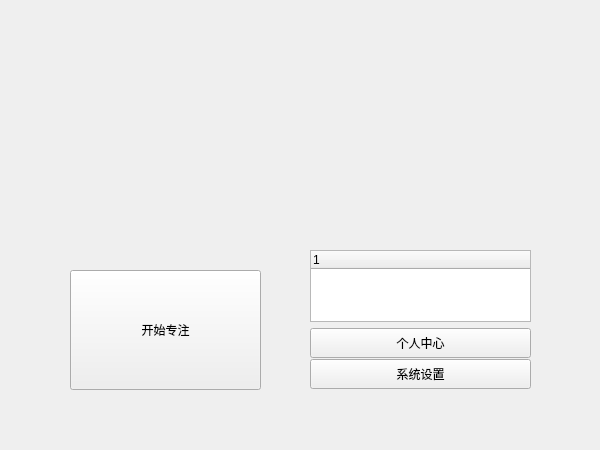
Qt form mainmenu.ui (Flyame-debug/Tomato) before a commit.
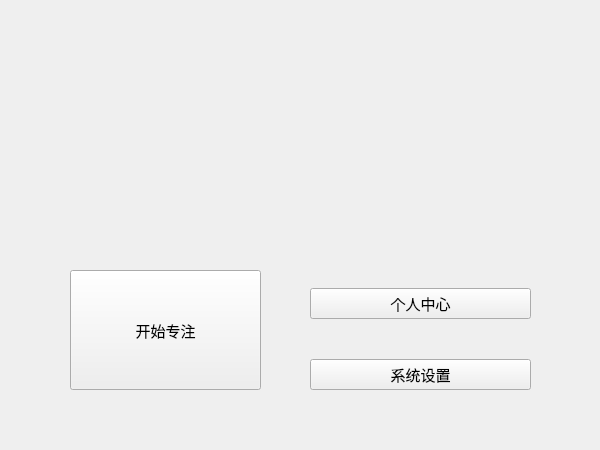
The same form after that commit. Icons and pictures are not drawn.

Diff of the .ui file:
```diff
--- a/mainmenu.ui
+++ b/mainmenu.ui
@@ -86,6 +86,11 @@
         <height>120</height>
        </size>
       </property>
+      <property name="font">
+       <font>
+        <pointsize>11</pointsize>
+       </font>
+      </property>
       <property name="text">
        <string>开始专注</string>
       </property>
@@ -103,15 +108,6 @@
     </rect>
    </property>
    <layout class="QVBoxLayout" name="verticalLayout_2">
-    <item>
-     <widget class="QTreeWidget" name="treeWidget">
-      <column>
-       <property name="text">
-        <string notr="true">1</string>
-       </property>
-      </column>
-     </widget>
-    </item>
     <item>
      <widget class="QPushButton" name="center">
       <property name="minimumSize">
@@ -120,6 +116,11 @@
         <height>30</height>
        </size>
       </property>
+      <property name="font">
+       <font>
+        <pointsize>11</pointsize>
+       </font>
+      </property>
       <property name="text">
        <string>个人中心</string>
       </property>
@@ -145,6 +146,11 @@
         <height>30</height>
        </size>
       </property>
+      <property name="font">
+       <font>
+        <pointsize>11</pointsize>
+       </font>
+      </property>
       <property name="text">
        <string>系统设置</string>
       </property>
```
